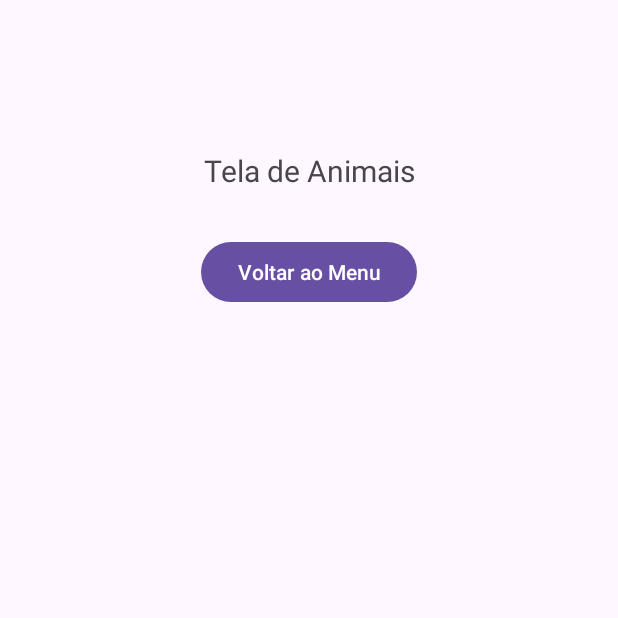
After one commit to diasEric04/projeto-desafio-computacional, an Android app: the AnimaisActivity screen opened directly, with no data from a screen before it, on a phone screen of 412 x 824 dp, the top half of it. The commit adds this screen. Run offline under Robolectric (Android 15) with nearby library versions, the phone set to English and light mode, and no system bars.

Commit message:
Criação das novas telas, navegação e criação do banco de dados (não finalizado)

```diff
--- a/app/src/main/AndroidManifest.xml
+++ b/app/src/main/AndroidManifest.xml
@@ -11,7 +11,7 @@
         android:theme="@style/Theme.Projetodesafiocomputacional">
 
         <activity
-            android:name=".MainActivity"
+            android:name=".MenuActivity"
             android:exported="true">
             <intent-filter>
                 <action android:name="android.intent.action.MAIN" />
@@ -19,5 +19,9 @@
             </intent-filter>
         </activity>
 
+        <activity android:name=".FrutasActivity" />
+        <activity android:name=".AnimaisActivity" />
+        <activity android:name=".ObjetosActivity" />
+
     </application>
 </manifest>
--- /dev/null
+++ b/app/src/main/java/com/example/projeto_desafio_computacional/AnimaisActivity.java
@@ -0,0 +1,29 @@
+package com.example.projeto_desafio_computacional;
+
+import android.content.Intent;
+import android.os.Bundle;
+import android.view.View;
+import android.widget.Button;
+
+import androidx.appcompat.app.AppCompatActivity;
+
+public class AnimaisActivity extends AppCompatActivity {
+
+    @Override
+    protected void onCreate(Bundle savedInstanceState) {
+        super.onCreate(savedInstanceState);
+        setContentView(R.layout.activity_animais);
+
+        // Botão "Voltar ao Menu"
+        Button btnVoltar = findViewById(R.id.btnVoltarMenu);
+        btnVoltar.setOnClickListener(new View.OnClickListener() {
+            @Override
+            public void onClick(View v) {
+                Intent intent = new Intent(AnimaisActivity.this, MenuActivity.class);
+                intent.addFlags(Intent.FLAG_ACTIVITY_CLEAR_TOP | Intent.FLAG_ACTIVITY_NEW_TASK);
+                startActivity(intent);
+                finish();
+            }
+        });
+    }
+}
--- /dev/null
+++ b/app/src/main/res/layout/activity_animais.xml
@@ -0,0 +1,28 @@
+<?xml version="1.0" encoding="utf-8"?>
+<androidx.constraintlayout.widget.ConstraintLayout xmlns:android="http://schemas.android.com/apk/res/android"
+    xmlns:app="http://schemas.android.com/apk/res-auto"
+    android:layout_width="match_parent"
+    android:layout_height="match_parent">
+
+    <TextView
+        android:id="@+id/txtTitulo"
+        android:layout_width="wrap_content"
+        android:layout_height="wrap_content"
+        android:text="Tela de Animais"
+        android:textSize="20sp"
+        app:layout_constraintTop_toTopOf="parent"
+        app:layout_constraintStart_toStartOf="parent"
+        app:layout_constraintEnd_toEndOf="parent"
+        android:layout_marginTop="100dp"/>
+
+    <Button
+        android:id="@+id/btnVoltarMenu"
+        android:layout_width="wrap_content"
+        android:layout_height="wrap_content"
+        android:text="Voltar ao Menu"
+        app:layout_constraintTop_toBottomOf="@id/txtTitulo"
+        app:layout_constraintStart_toStartOf="parent"
+        app:layout_constraintEnd_toEndOf="parent"
+        android:layout_marginTop="30dp"/>
+
+</androidx.constraintlayout.widget.ConstraintLayout>
```
Also changed, not shown: app/src/main/java/com/example/projeto_desafio_computacional/DatabaseHelper.java (added, +47 -0 lines), app/src/main/java/com/example/projeto_desafio_computacional/FrutasActivity.java (added, +29 -0 lines), app/src/main/java/com/example/projeto_desafio_computacional/MenuActivity.java (renamed from app/src/main/java/com/example/projeto_desafio_computacional/MainActivity.java, +25 -2 lines), app/src/main/java/com/example/projeto_desafio_computacional/ObjetosActivity.java (added, +29 -0 lines), app/src/main/res/layout/activity_frutas.xml (added, +28 -0 lines), app/src/main/res/layout/activity_objetos.xml (added, +28 -0 lines), app/src/main/assets/dataFiles/palavras.db (added), app/src/main/res/layout/activity_menu.xml (renamed from app/src/main/res/layout/activity_main.xml).
